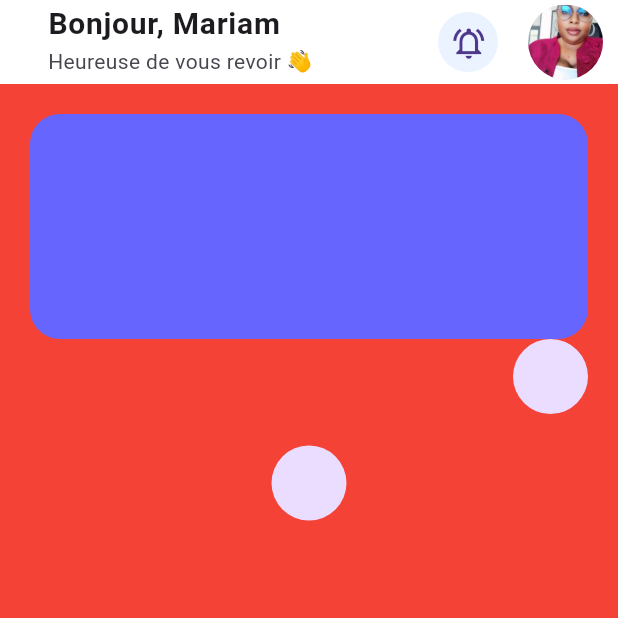
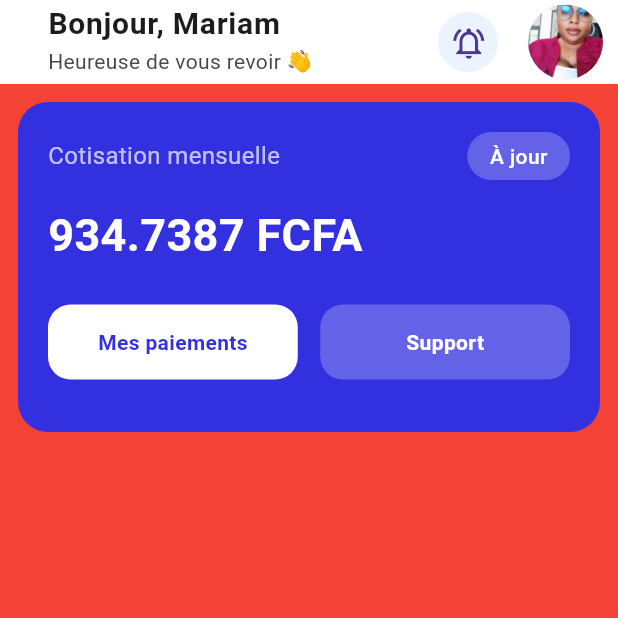
Before and after one commit to niafogou/assurance_1, a Flutter app: the screen it shows after launch, on a phone screen of 412 x 824 dp, the top half of it. Run offline on Flutter 3.47's test engine with Material 3 defaults, Android fonts, the phone set to English and light mode, and no system bars.

Commit message:
assurance1

```diff
--- a/lib/views/static/home_page.dart
+++ b/lib/views/static/home_page.dart
@@ -1,5 +1,4 @@
 import 'package:flutter/material.dart';
-import 'package:flutter/rendering.dart';
 
 class HomePage extends StatelessWidget {
   const HomePage({super.key});
@@ -13,28 +12,22 @@ class HomePage extends StatelessWidget {
         title: const ListTile(
           title: Text(
             'Bonjour, Mariam',
-
             style: TextStyle(fontWeight: FontWeight.bold, fontSize: 20),
           ),
           subtitle: Text('Heureuse de vous revoir 👋'),
         ),
         actions: [
           CircleAvatar(
-            backgroundColor: const Color.fromARGB(
-              255,
-              234,
-              243,
-              255,
-            ).withOpacity(1),
+            backgroundColor: const Color.fromARGB(255, 234, 243, 255),
             child: IconButton(
               onPressed: () {},
               icon: const Icon(Icons.notifications_active_outlined, size: 25),
             ),
           ),
           const SizedBox(width: 20),
-          CircleAvatar(
+          const CircleAvatar(
             radius: 25,
-            backgroundImage: const AssetImage("asset/mariam.jpeg"),
+            backgroundImage: AssetImage("asset/mariam.jpeg"),
           ),
           const SizedBox(width: 10),
         ],
@@ -42,23 +35,101 @@ class HomePage extends StatelessWidget {
       body: Padding(
         padding: const EdgeInsets.all(12),
         child: ListView(
-          padding: const EdgeInsets.all(8),
-          children: <Widget>[
+          children: [
             Container(
-              height: 150,
+              height: 220,
+              padding: const EdgeInsets.all(20),
               decoration: BoxDecoration(
-                color: const Color.fromARGB(255, 102, 102, 255).withOpacity(1),
+                color: const Color.fromARGB(255, 51, 48, 223),
                 borderRadius: BorderRadius.circular(20),
               ),
+              child: Column(
+                crossAxisAlignment: CrossAxisAlignment.start,
+                children: [
+                  Row(
+                    mainAxisAlignment: MainAxisAlignment.spaceBetween,
+                    children: [
+                      const Text(
+                        "Cotisation mensuelle",
+                        style: TextStyle(color: Colors.white70, fontSize: 16),
+                      ),
+                      Container(
+                        padding: const EdgeInsets.symmetric(
+                          horizontal: 15,
+                          vertical: 6,
+                        ),
+                        decoration: BoxDecoration(
+                          color: Colors.white24,
+                          borderRadius: BorderRadius.circular(20),
+                        ),
+                        child: const Text(
+                          "À jour",
+                          style: TextStyle(
+                            color: Colors.white,
+                            fontWeight: FontWeight.w500,
+                          ),
+                        ),
+                      ),
+                    ],
+                  ),
+
+                  const SizedBox(height: 15),
+
+                  const Text(
+                    "934.7387 FCFA",
+                    style: TextStyle(
+                      color: Colors.white,
+                      fontSize: 30,
+                      fontWeight: FontWeight.bold,
+                    ),
+                  ),
+
+                  const SizedBox(height: 25),
+
+                  Row(
+                    children: [
+                      Expanded(
+                        child: Container(
+                          padding: const EdgeInsets.symmetric(vertical: 15),
+                          decoration: BoxDecoration(
+                            color: Colors.white,
+                            borderRadius: BorderRadius.circular(15),
+                          ),
+                          child: const Center(
+                            child: Text(
+                              "Mes paiements",
+                              style: TextStyle(
+                                color: Color.fromARGB(255, 51, 48, 223),
+                                fontWeight: FontWeight.bold,
+                              ),
+                            ),
+                          ),
+                        ),
+                      ),
+                      const SizedBox(width: 15),
+                      Expanded(
+                        child: Container(
+                          padding: const EdgeInsets.symmetric(vertical: 15),
+                          decoration: BoxDecoration(
+                            color: Colors.white24,
+                            borderRadius: BorderRadius.circular(15),
+                          ),
+                          child: const Center(
+                            child: Text(
+                              "Support",
+                              style: TextStyle(
+                                color: Colors.white,
+                                fontWeight: FontWeight.bold,
+                              ),
+                            ),
+                          ),
+                        ),
+                      ),
+                    ],
+                  ),
+                ],
+              ),
             ),
-            Row(
-              children: const <Widget>[
-                Expanded(child: Text('', textAlign: TextAlign.center)),
-                CircleAvatar(radius: 25),
-              ],
-            ),
-            Expanded(child: Text('', textAlign: TextAlign.center)),
-            CircleAvatar(radius: 25),
           ],
         ),
       ),
```
